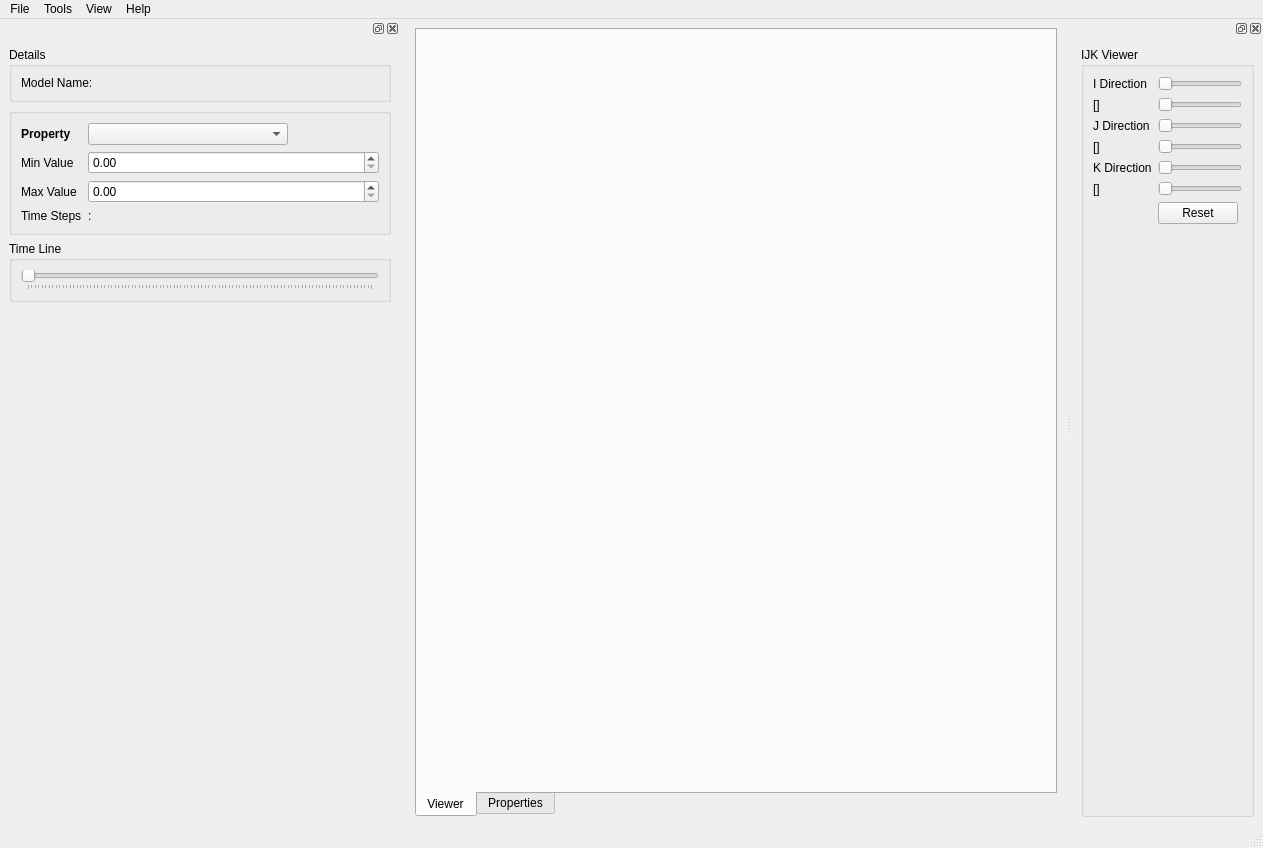
felipeCeler/irescutaway, file src/IRESCutaway/GUI/Qt/UI/IRESCutaway.ui: the form before one commit.
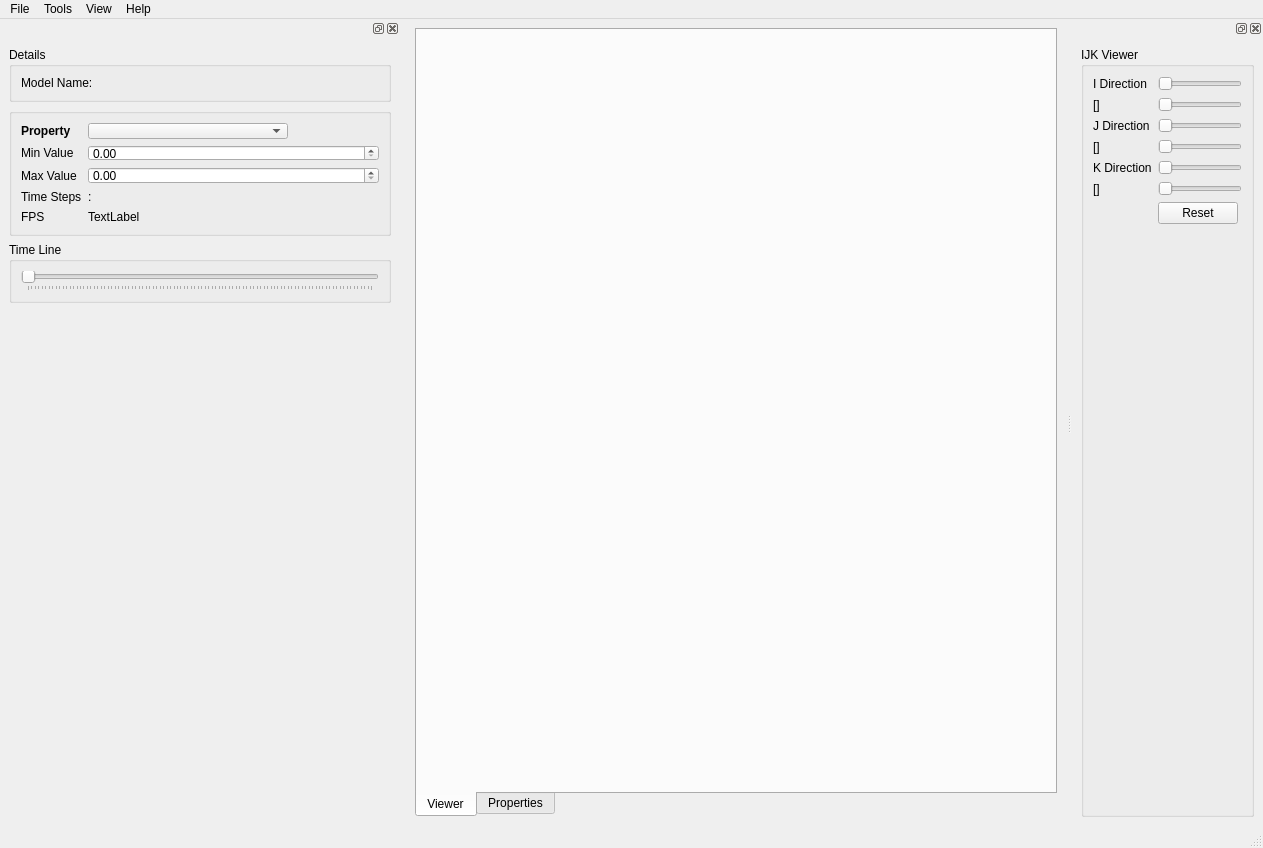
The form after the commit. The open tabs and pages were chosen to show the change.

What changed in the file:
```diff
--- a/src/IRESCutaway/GUI/Qt/UI/IRESCutaway.ui
+++ b/src/IRESCutaway/GUI/Qt/UI/IRESCutaway.ui
@@ -214,7 +214,7 @@
        </layout>
       </widget>
      </item>
-     <item row="7" column="0">
+     <item row="9" column="0">
       <spacer name="verticalSpacer_2">
        <property name="orientation">
         <enum>Qt::Vertical</enum>
@@ -405,6 +405,20 @@
           </property>
          </widget>
         </item>
+        <item row="8" column="0">
+         <widget class="QLabel" name="labelFPS">
+          <property name="text">
+           <string>FPS</string>
+          </property>
+         </widget>
+        </item>
+        <item row="8" column="1">
+         <widget class="QLabel" name="labelShowFPS">
+          <property name="text">
+           <string>TextLabel</string>
+          </property>
+         </widget>
+        </item>
        </layout>
       </widget>
      </item>
```
Left out of the diff: 2 changed lines with no effect on the pictures.
